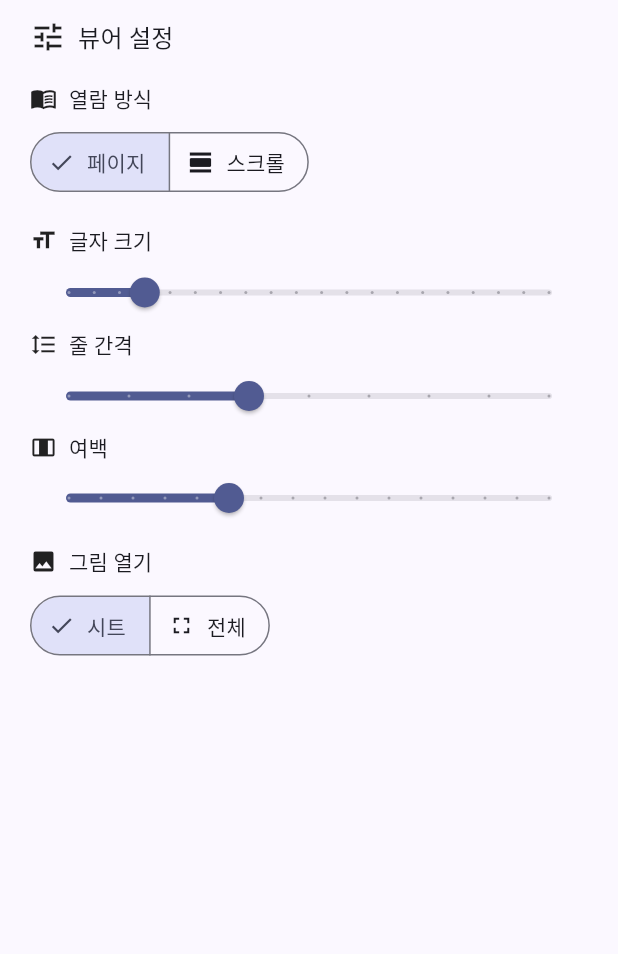
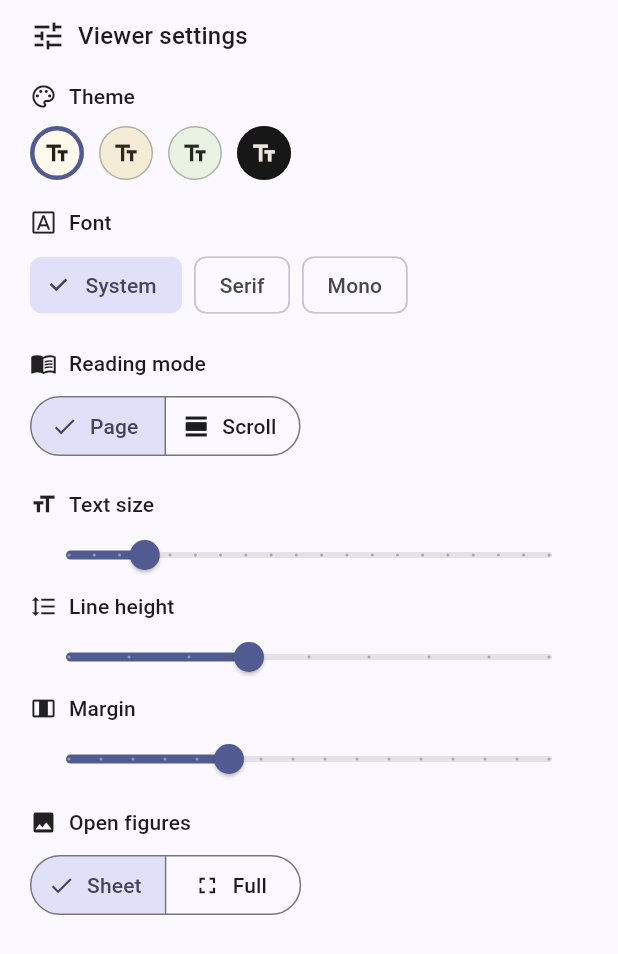
Before and after one commit to csb1004/Thesis-Reader, a Flutter app: the ViewerSettingsSheet widget shown alone on an empty page, opened directly, on a phone screen of 412 x 824 dp. Shown: the top 954 px of the screen. Run offline on Flutter 3.47's test engine with Material 3 defaults, Android fonts, the light colour scheme and no system bars; our stand-ins replace drift, drift_flutter, go_router; accounts and stored records are empty; generated files the repository leaves out were written again.

Commit message:
fix(reader): address Task 8 review findings

```diff
--- a/apps/thesis_reader/lib/features/reader/domain/reader_settings.dart
+++ b/apps/thesis_reader/lib/features/reader/domain/reader_settings.dart
@@ -1,6 +1,10 @@
+import 'dart:ui';
+
 enum ReadingMode { page, scroll }
 
 enum AssetOpenMode { bottomSheet, fullScreen }
+
+const Object _unset = Object();
 
 final class ReaderSettings {
   const ReaderSettings({
@@ -23,7 +27,7 @@ final class ReaderSettings {
 
   ReaderSettings copyWith({
     String? themeId,
-    String? fontFamily,
+    Object? fontFamily = _unset,
     double? fontScale,
     double? lineHeight,
     double? marginScale,
@@ -32,7 +36,9 @@ final class ReaderSettings {
   }) {
     return ReaderSettings(
       themeId: themeId ?? this.themeId,
-      fontFamily: fontFamily ?? this.fontFamily,
+      fontFamily: fontFamily == _unset
+          ? this.fontFamily
+          : fontFamily as String?,
       fontScale: fontScale ?? this.fontScale,
       lineHeight: lineHeight ?? this.lineHeight,
       marginScale: marginScale ?? this.marginScale,
@@ -41,3 +47,84 @@ final class ReaderSettings {
     );
   }
 }
+
+final class ReaderThemeData {
+  const ReaderThemeData({
+    required this.id,
+    required this.label,
+    required this.backgroundColor,
+    required this.textColor,
+  });
+
+  final String id;
+  final String label;
+  final Color backgroundColor;
+  final Color textColor;
+}
+
+abstract final class ReaderThemeCatalog {
+  static const themes = [
+    ReaderThemeData(
+      id: 'paper',
+      label: 'Paper',
+      backgroundColor: Color(0xFFFFF8ED),
+      textColor: Color(0xFF252018),
+    ),
+    ReaderThemeData(
+      id: 'cream',
+      label: 'Cream',
+      backgroundColor: Color(0xFFF5ECD8),
+      textColor: Color(0xFF31271D),
+    ),
+    ReaderThemeData(
+      id: 'green',
+      label: 'Green',
+      backgroundColor: Color(0xFFEAF2E3),
+      textColor: Color(0xFF1D2A21),
+    ),
+    ReaderThemeData(
+      id: 'dark',
+      label: 'Dark',
+      backgroundColor: Color(0xFF171717),
+      textColor: Color(0xFFECE6DA),
+    ),
+  ];
+
+  static ReaderThemeData resolve(String themeId) {
+    for (final theme in themes) {
+      if (theme.id == themeId) {
+        return theme;
+      }
+    }
+    return themes.first;
+  }
+}
+
+final class ReaderFontOption {
+  const ReaderFontOption({
+    required this.id,
+    required this.label,
+    required this.fontFamily,
+  });
+
+  final String id;
+  final String label;
+  final String? fontFamily;
+}
+
+abstract final class ReaderFontCatalog {
+  static const fonts = [
+    ReaderFontOption(id: 'system', label: 'System', fontFamily: null),
+    ReaderFontOption(id: 'serif', label: 'Serif', fontFamily: 'serif'),
+    ReaderFontOption(id: 'monospace', label: 'Mono', fontFamily: 'monospace'),
+  ];
+
+  static String idFor(String? fontFamily) {
+    for (final font in fonts) {
+      if (font.fontFamily == fontFamily) {
+        return font.id;
+      }
+    }
+    return fonts.first.id;
+  }
+}
--- a/apps/thesis_reader/lib/features/reader/presentation/viewer_settings_sheet.dart
+++ b/apps/thesis_reader/lib/features/reader/presentation/viewer_settings_sheet.dart
@@ -15,7 +15,7 @@ final class ViewerSettingsSheet extends StatelessWidget {
   Widget build(BuildContext context) {
     return SafeArea(
       top: false,
-      child: Padding(
+      child: SingleChildScrollView(
         padding: const EdgeInsets.fromLTRB(20, 12, 20, 20),
         child: Column(
           mainAxisSize: MainAxisSize.min,
@@ -25,14 +25,21 @@ final class ViewerSettingsSheet extends StatelessWidget {
               children: [
                 const Icon(Icons.tune),
                 const SizedBox(width: 8),
-                Text('뷰어 설정', style: Theme.of(context).textTheme.titleMedium),
+                Text(
+                  'Viewer settings',
+                  style: Theme.of(context).textTheme.titleMedium,
+                ),
               ],
             ),
+            const SizedBox(height: 18),
+            _ThemeControl(settings: settings, onChanged: onChanged),
+            const SizedBox(height: 18),
+            _FontFamilyControl(settings: settings, onChanged: onChanged),
             const SizedBox(height: 18),
             _ReadingModeControl(settings: settings, onChanged: onChanged),
             const SizedBox(height: 18),
             _SettingSlider(
-              label: '글자 크기',
+              label: 'Text size',
               icon: Icons.format_size,
               value: settings.fontScale,
               min: 0.85,
@@ -42,7 +49,7 @@ final class ViewerSettingsSheet extends StatelessWidget {
                   onChanged?.call(settings.copyWith(fontScale: value)),
             ),
             _SettingSlider(
-              label: '줄 간격',
+              label: 'Line height',
               icon: Icons.format_line_spacing,
               value: settings.lineHeight,
               min: 1.2,
@@ -52,7 +59,7 @@ final class ViewerSettingsSheet extends StatelessWidget {
                   onChanged?.call(settings.copyWith(lineHeight: value)),
             ),
             _SettingSlider(
-              label: '여백',
+              label: 'Margin',
               icon: Icons.width_normal,
               value: settings.marginScale,
               min: 0.75,
@@ -70,6 +77,111 @@ final class ViewerSettingsSheet extends StatelessWidget {
   }
 }
 
+final class _ThemeControl extends StatelessWidget {
+  const _ThemeControl({required this.settings, required this.onChanged});
+
+  final ReaderSettings settings;
+  final ValueChanged<ReaderSettings>? onChanged;
+
+  @override
+  Widget build(BuildContext context) {
+    return Column(
+      crossAxisAlignment: CrossAxisAlignment.start,
+      children: [
+        const _SettingLabel(icon: Icons.palette_outlined, label: 'Theme'),
+        const SizedBox(height: 10),
+        Wrap(
+          spacing: 10,
+          runSpacing: 10,
+          children: [
+            for (final theme in ReaderThemeCatalog.themes)
+              _ThemeSwatch(
+                theme: theme,
+                selected: theme.id == settings.themeId,
+                onTap: () =>
+                    onChanged?.call(settings.copyWith(themeId: theme.id)),
+              ),
+          ],
+        ),
+      ],
+    );
+  }
+}
+
+final class _ThemeSwatch extends StatelessWidget {
+  const _ThemeSwatch({
+    required this.theme,
+    required this.selected,
+    required this.onTap,
+  });
+
+  final ReaderThemeData theme;
+  final bool selected;
+  final VoidCallback onTap;
+
+  @override
+  Widget build(BuildContext context) {
+    return Tooltip(
+      message: theme.label,
+      child: InkWell(
+        key: Key('reader-theme-${theme.id}'),
+        borderRadius: BorderRadius.circular(20),
+        onTap: onTap,
+        child: DecoratedBox(
+          decoration: BoxDecoration(
+            shape: BoxShape.circle,
+            color: theme.backgroundColor,
+            border: Border.all(
+              color: selected
+                  ? Theme.of(context).colorScheme.primary
+                  : Colors.black26,
+              width: selected ? 3 : 1,
+            ),
+          ),
+          child: SizedBox.square(
+            dimension: 36,
+            child: Icon(Icons.text_fields, size: 18, color: theme.textColor),
+          ),
+        ),
+      ),
+    );
+  }
+}
+
+final class _FontFamilyControl extends StatelessWidget {
+  const _FontFamilyControl({required this.settings, required this.onChanged});
+
+  final ReaderSettings settings;
+  final ValueChanged<ReaderSettings>? onChanged;
+
+  @override
+  Widget build(BuildContext context) {
+    final selectedFontId = ReaderFontCatalog.idFor(settings.fontFamily);
+
+    return Column(
+      crossAxisAlignment: CrossAxisAlignment.start,
+      children: [
+        const _SettingLabel(icon: Icons.font_download_outlined, label: 'Font'),
+        const SizedBox(height: 8),
+        Wrap(
+          spacing: 8,
+          children: [
+            for (final font in ReaderFontCatalog.fonts)
+              ChoiceChip(
+                key: Key('reader-font-${font.id}'),
+                label: Text(font.label),
+                selected: font.id == selectedFontId,
+                onSelected: (_) => onChanged?.call(
+                  settings.copyWith(fontFamily: font.fontFamily),
+                ),
+              ),
+          ],
+        ),
+      ],
+    );
+  }
+}
+
 final class _ReadingModeControl extends StatelessWidget {
   const _ReadingModeControl({required this.settings, required this.onChanged});
 
@@ -81,19 +193,19 @@ final class _ReadingModeControl extends StatelessWidget {
     return Column(
       crossAxisAlignment: CrossAxisAlignment.start,
       children: [
-        const _SettingLabel(icon: Icons.menu_book, label: '열람 방식'),
+        const _SettingLabel(icon: Icons.menu_book, label: 'Reading mode'),
         const SizedBox(height: 8),
         SegmentedButton<ReadingMode>(
           segments: const [
             ButtonSegment(
               value: ReadingMode.page,
               icon: Icon(Icons.view_carousel),
-              label: Text('페이지'),
+              label: Text('Page'),
             ),
             ButtonSegment(
               value: ReadingMode.scroll,
               icon: Icon(Icons.view_day),
-              label: Text('스크롤'),
+              label: Text('Scroll'),
             ),
           ],
           selected: {settings.readingMode},
@@ -120,19 +232,19 @@ final class _AssetOpenModeControl extends StatelessWidget {
     return Column(
       crossAxisAlignment: CrossAxisAlignment.start,
       children: [
-        const _SettingLabel(icon: Icons.image, label: '그림 열기'),
+        const _SettingLabel(icon: Icons.image, label: 'Open figures'),
         const SizedBox(height: 8),
         SegmentedButton<AssetOpenMode>(
           segments: const [
             ButtonSegment(
               value: AssetOpenMode.bottomSheet,
               icon: Icon(Icons.vertical_align_top),
-              label: Text('시트'),
+              label: Text('Sheet'),
             ),
             ButtonSegment(
               value: AssetOpenMode.fullScreen,
               icon: Icon(Icons.fullscreen),
-              label: Text('전체'),
+              label: Text('Full'),
             ),
           ],
           selected: {settings.assetOpenMode},
```
Also changed, not shown: apps/thesis_reader/lib/features/reader/presentation/reader_screen.dart (+66 -25 lines), 2 other files.
